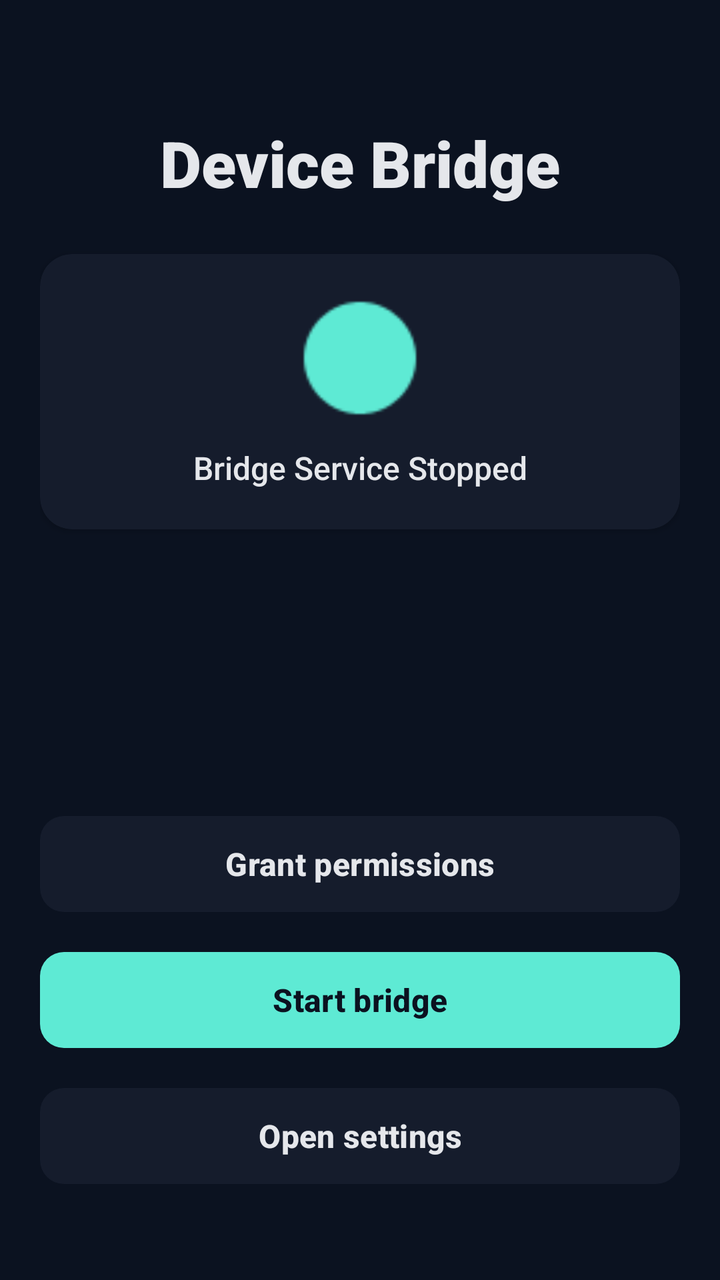
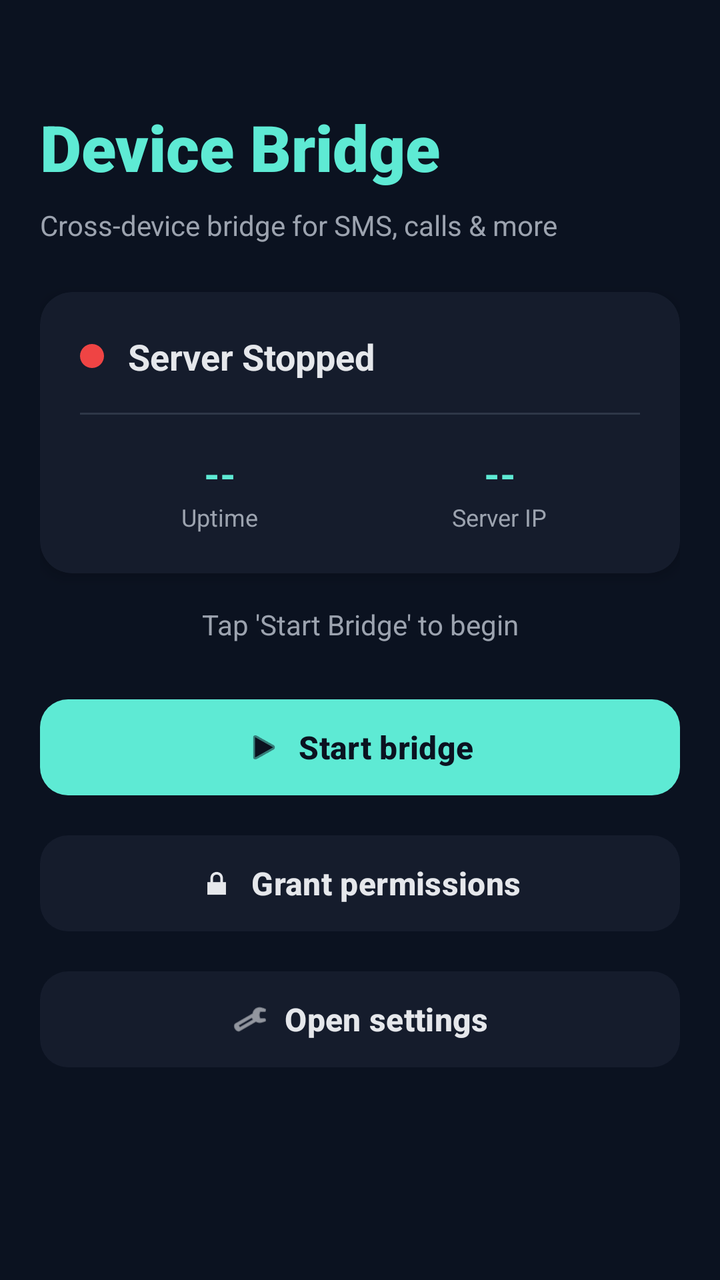

Screens rendered from an Android XML layout before and after an edit, with the pre-edit source and the edit as a unified diff.
<!-- AndroidManifest.xml: application theme Theme.DeviceBridge -->
<!-- res/layout/activity_main.xml -->
<?xml version="1.0" encoding="utf-8"?>
<LinearLayout xmlns:android="http://schemas.android.com/apk/res/android"
    xmlns:app="http://schemas.android.com/apk/res-auto"
    android:layout_width="match_parent"
    android:layout_height="match_parent"
    android:background="@color/bridge_bg"
    android:orientation="vertical"
    android:padding="20dp">

    <TextView
        android:id="@+id/title"
        android:layout_width="match_parent"
        android:layout_height="wrap_content"
        android:layout_marginTop="40dp"
        android:layout_marginBottom="24dp"
        android:gravity="center"
        android:text="@string/app_name"
        android:textColor="@color/bridge_text"
        android:textSize="32sp"
        android:textStyle="bold"
        android:fontFamily="sans-serif-black" />

    
    <com.google.android.material.card.MaterialCardView
        android:layout_width="match_parent"
        android:layout_height="wrap_content"
        android:layout_marginBottom="32dp"
        app:cardCornerRadius="16dp"
        app:cardBackgroundColor="@color/bridge_surface"
        app:strokeWidth="0dp"
        app:cardElevation="2dp">

        <LinearLayout
            android:layout_width="match_parent"
            android:layout_height="wrap_content"
            android:orientation="vertical"
            android:padding="20dp"
            android:gravity="center">

            <ImageView
                android:id="@+id/status_icon"
                android:layout_width="64dp"
                android:layout_height="64dp"
                android:layout_marginBottom="12dp"
                android:src="@android:drawable/presence_online"
                app:tint="@color/bridge_accent" />

            <TextView
                android:id="@+id/status"
                android:layout_width="match_parent"
                android:layout_height="wrap_content"
                android:gravity="center"
                android:text="Bridge Service Stopped"
                android:textColor="@color/bridge_text"
                android:textSize="16sp"
                android:fontFamily="sans-serif-medium" />
        </LinearLayout>
    </com.google.android.material.card.MaterialCardView>

    <View
        android:layout_width="match_parent"
        android:layout_height="0dp"
        android:layout_weight="1" />

    
    <com.google.android.material.button.MaterialButton
        android:id="@+id/grantPermissions"
        android:layout_width="match_parent"
        android:layout_height="56dp"
        android:layout_marginBottom="12dp"
        android:text="@string/grant_permissions"
        android:textSize="16sp"
        android:textStyle="bold"
        app:cornerRadius="12dp"
        app:backgroundTint="@color/bridge_surface"
        android:textColor="@color/bridge_text" />

    <com.google.android.material.button.MaterialButton
        android:id="@+id/startBridge"
        android:layout_width="match_parent"
        android:layout_height="56dp"
        android:layout_marginBottom="12dp"
        android:text="@string/start_bridge"
        android:textSize="16sp"
        android:textStyle="bold"
        app:cornerRadius="12dp"
        app:backgroundTint="@color/bridge_accent"
        android:textColor="@color/bridge_bg" />

    <com.google.android.material.button.MaterialButton
        android:id="@+id/openSettings"
        android:layout_width="match_parent"
        android:layout_height="56dp"
        android:layout_marginBottom="24dp"
        android:text="@string/open_settings"
        android:textSize="16sp"
        android:textStyle="bold"
        app:cornerRadius="12dp"
        app:backgroundTint="@color/bridge_surface"
        android:textColor="@color/bridge_text" />

</LinearLayout>
<!-- resources referenced by this layout -->
<resources>
  <color name="bridge_accent">#5EEAD4</color>
  <color name="bridge_bg">#0B1220</color>
  <color name="bridge_surface">#151C2C</color>
  <color name="bridge_text">#E5E7EB</color>
  <string name="app_name">Device Bridge</string>
  <string name="grant_permissions">Grant permissions</string>
  <string name="open_settings">Open settings</string>
  <string name="start_bridge">Start bridge</string>
  <style name="Theme.DeviceBridge" parent="Theme.Material3.Dark.NoActionBar">
          <item name="colorPrimary">@color/bridge_accent</item>
          <item name="android:statusBarColor">@color/bridge_bg</item>
          <item name="android:navigationBarColor">@color/bridge_bg</item>
          <item name="android:windowBackground">@color/bridge_bg</item>
      </style>
</resources>

<!-- the commit's change to res/layout/activity_main.xml (unified diff, before → after) -->
@@ -1,102 +1,229 @@
 <?xml version="1.0" encoding="utf-8"?>
-<LinearLayout xmlns:android="http://schemas.android.com/apk/res/android"
+<ScrollView xmlns:android="http://schemas.android.com/apk/res/android"
     xmlns:app="http://schemas.android.com/apk/res-auto"
     android:layout_width="match_parent"
     android:layout_height="match_parent"
-    android:background="@color/bridge_bg"
-    android:orientation="vertical"
-    android:padding="20dp">
-
-    <TextView
-        android:id="@+id/title"
+    android:background="@color/bridge_bg">
+
+    <LinearLayout
         android:layout_width="match_parent"
         android:layout_height="wrap_content"
-        android:layout_marginTop="40dp"
-        android:layout_marginBottom="24dp"
-        android:gravity="center"
-        android:text="@string/app_name"
-        android:textColor="@color/bridge_text"
-        android:textSize="32sp"
-        android:textStyle="bold"
-        android:fontFamily="sans-serif-black" />
-
-    
-    <com.google.android.material.card.MaterialCardView
-        android:layout_width="match_parent"
-        android:layout_height="wrap_content"
-        android:layout_marginBottom="32dp"
-        app:cardCornerRadius="16dp"
-        app:cardBackgroundColor="@color/bridge_surface"
-        app:strokeWidth="0dp"
-        app:cardElevation="2dp">
-
-        <LinearLayout
-            android:layout_width="match_parent"
-            android:layout_height="wrap_content"
-            android:orientation="vertical"
-            android:padding="20dp"
-            android:gravity="center">
-
-            <ImageView
-                android:id="@+id/status_icon"
-                android:layout_width="64dp"
-                android:layout_height="64dp"
-                android:layout_marginBottom="12dp"
-                android:src="@android:drawable/presence_online"
-                app:tint="@color/bridge_accent" />
-
-            <TextView
-                android:id="@+id/status"
+        android:orientation="vertical"
+        android:padding="20dp">
+
+        <TextView
+            android:layout_width="match_parent"
+            android:layout_height="wrap_content"
+            android:layout_marginTop="32dp"
+            android:layout_marginBottom="8dp"
+            android:text="@string/app_name"
+            android:textColor="@color/bridge_accent"
+            android:textSize="32sp"
+            android:textStyle="bold"
+            android:fontFamily="sans-serif-black" />
+
+        <TextView
+            android:layout_width="match_parent"
+            android:layout_height="wrap_content"
+            android:layout_marginBottom="24dp"
+            android:text="Cross-device bridge for SMS, calls &amp; more"
+            android:textColor="#9CA3AF"
+            android:textSize="14sp" />
+
+        <com.google.android.material.card.MaterialCardView
+            android:layout_width="match_parent"
+            android:layout_height="wrap_content"
+            android:layout_marginBottom="16dp"
+            app:cardCornerRadius="16dp"
+            app:cardBackgroundColor="@color/bridge_surface"
+            app:strokeWidth="0dp"
+            app:cardElevation="4dp">
+
+            <LinearLayout
                 android:layout_width="match_parent"
                 android:layout_height="wrap_content"
+                android:orientation="vertical"
+                android:padding="20dp">
+
+                <LinearLayout
+                    android:layout_width="match_parent"
+                    android:layout_height="wrap_content"
+                    android:orientation="horizontal"
+                    android:gravity="center_vertical">
+
+                    <View
+                        android:id="@+id/statusDot"
+                        android:layout_width="12dp"
+                        android:layout_height="12dp"
+                        android:background="@drawable/status_dot_red" />
+
+                    <TextView
+                        android:id="@+id/statusLabel"
+                        android:layout_width="0dp"
+                        android:layout_height="wrap_content"
+                        android:layout_weight="1"
+                        android:layout_marginStart="12dp"
+                        android:text="Server Stopped"
+                        android:textColor="@color/bridge_text"
+                        android:textSize="18sp"
+                        android:textStyle="bold" />
+                </LinearLayout>
+
+                <View
+                    android:layout_width="match_parent"
+                    android:layout_height="1dp"
+                    android:background="#2E3748"
+                    android:layout_marginTop="16dp"
+                    android:layout_marginBottom="16dp" />
+
+                <LinearLayout
+                    android:layout_width="match_parent"
+                    android:layout_height="wrap_content"
+                    android:orientation="horizontal"
+                    android:baselineAligned="false">
+
+                    <LinearLayout
+                        android:layout_width="0dp"
+                        android:layout_height="wrap_content"
+                        android:layout_weight="1"
+                        android:orientation="vertical"
+                        android:gravity="center">
+
+                        <TextView
+                            android:id="@+id/statUptime"
+                            android:layout_width="wrap_content"
+                            android:layout_height="wrap_content"
+                            android:text="--"
+                            android:textColor="@color/bridge_accent"
+                            android:textSize="20sp"
+                            android:textStyle="bold" />
+
+                        <TextView
+                            android:layout_width="wrap_content"
+                            android:layout_height="wrap_content"
+                            android:text="Uptime"
+                            android:textColor="#9CA3AF"
+                            android:textSize="12sp" />
+                    </LinearLayout>
+
+                    <LinearLayout
+                        android:layout_width="0dp"
+                        android:layout_height="wrap_content"
+                        android:layout_weight="1"
+                        android:orientation="vertical"
+                        android:gravity="center">
+
+                        <TextView
+                            android:id="@+id/statIP"
+                            android:layout_width="wrap_content"
+                            android:layout_height="wrap_content"
+                            android:text="--"
+                            android:textColor="@color/bridge_accent"
+                            android:textSize="20sp"
+                            android:textStyle="bold" />
+
+                        <TextView
+                            android:layout_width="wrap_content"
+                            android:layout_height="wrap_content"
+                            android:text="Server IP"
+                            android:textColor="#9CA3AF"
+                            android:textSize="12sp" />
+                    </LinearLayout>
+                </LinearLayout>
+
+            </LinearLayout>
+        </com.google.android.material.card.MaterialCardView>
+
+        
+        <com.google.android.material.card.MaterialCardView
+            android:id="@+id/qrCard"
+            android:layout_width="match_parent"
+            android:layout_height="wrap_content"
+            android:layout_marginBottom="16dp"
+            android:visibility="gone"
+            app:cardCornerRadius="16dp"
+            app:cardBackgroundColor="@color/bridge_surface"
+            app:strokeWidth="0dp"
+            app:cardElevation="2dp">
+
+            <LinearLayout
+                android:layout_width="match_parent"
+                android:layout_height="wrap_content"
+                android:orientation="vertical"
                 android:gravity="center"
-                android:text="Bridge Service Stopped"
-                android:textColor="@color/bridge_text"
-                android:textSize="16sp"
-                android:fontFamily="sans-serif-medium" />
-        </LinearLayout>
-    </com.google.android.material.card.MaterialCardView>
-
-    <View
-        android:layout_width="match_parent"
-        android:layout_height="0dp"
-        android:layout_weight="1" />
-
-    
-    <com.google.android.material.button.MaterialButton
-        android:id="@+id/grantPermissions"
-        android:layout_width="match_parent"
-        android:layout_height="56dp"
-        android:layout_marginBottom="12dp"
-        android:text="@string/grant_permissions"
-        android:textSize="16sp"
-        android:textStyle="bold"
-        app:cornerRadius="12dp"
-        app:backgroundTint="@color/bridge_surface"
-        android:textColor="@color/bridge_text" />
-
-    <com.google.android.material.button.MaterialButton
-        android:id="@+id/startBridge"
-        android:layout_width="match_parent"
-        android:layout_height="56dp"
-        android:layout_marginBottom="12dp"
-        android:text="@string/start_bridge"
-        android:textSize="16sp"
-        android:textStyle="bold"
-        app:cornerRadius="12dp"
-        app:backgroundTint="@color/bridge_accent"
-        android:textColor="@color/bridge_bg" />
-
-    <com.google.android.material.button.MaterialButton
-        android:id="@+id/openSettings"
-        android:layout_width="match_parent"
-        android:layout_height="56dp"
-        android:layout_marginBottom="24dp"
-        android:text="@string/open_settings"
-        android:textSize="16sp"
-        android:textStyle="bold"
-        app:cornerRadius="12dp"
-        app:backgroundTint="@color/bridge_surface"
-        android:textColor="@color/bridge_text" />
-
-</LinearLayout>
+                android:padding="20dp">
+
+                <TextView
+                    android:layout_width="wrap_content"
+                    android:layout_height="wrap_content"
+                    android:text="Scan from iOS App"
+                    android:textColor="@color/bridge_text"
+                    android:textSize="16sp"
+                    android:textStyle="bold"
+                    android:layout_marginBottom="12dp" />
+
+                <ImageView
+                    android:id="@+id/qrImage"
+                    android:layout_width="200dp"
+                    android:layout_height="200dp"
+                    android:scaleType="fitCenter" />
+            </LinearLayout>
+        </com.google.android.material.card.MaterialCardView>
+
+        <TextView
+            android:id="@+id/status"
+            android:layout_width="match_parent"
+            android:layout_height="wrap_content"
+            android:layout_marginBottom="24dp"
+            android:text="Tap 'Start Bridge' to begin"
+            android:textColor="#9CA3AF"
+            android:textSize="14sp"
+            android:gravity="center" />
+
+        <com.google.android.material.button.MaterialButton
+            android:id="@+id/startBridge"
+            android:layout_width="match_parent"
+            android:layout_height="56dp"
+            android:layout_marginBottom="12dp"
+            android:text="@string/start_bridge"
+            android:textSize="16sp"
+            android:textStyle="bold"
+            app:cornerRadius="14dp"
+            app:backgroundTint="@color/bridge_accent"
+            android:textColor="@color/bridge_bg"
+            app:icon="@android:drawable/ic_media_play"
+            app:iconGravity="textStart"
+            app:iconTint="@color/bridge_bg" />
+
+        <com.google.android.material.button.MaterialButton
+            android:id="@+id/grantPermissions"
+            android:layout_width="match_parent"
+            android:layout_height="56dp"
+            android:layout_marginBottom="12dp"
+            android:text="@string/grant_permissions"
+            android:textSize="16sp"
+            android:textStyle="bold"
+            app:cornerRadius="14dp"
+            app:backgroundTint="@color/bridge_surface"
+            android:textColor="@color/bridge_text"
+            app:icon="@android:drawable/ic_lock_lock"
+            app:iconGravity="textStart"
+            app:iconTint="@color/bridge_text" />
+
+        <com.google.android.material.button.MaterialButton
+            android:id="@+id/openSettings"
+            android:layout_width="match_parent"
+            android:layout_height="56dp"
+            android:layout_marginBottom="24dp"
+            android:text="@string/open_settings"
+            android:textSize="16sp"
+            android:textStyle="bold"
+            app:cornerRadius="14dp"
+            app:backgroundTint="@color/bridge_surface"
+            android:textColor="@color/bridge_text"
+            app:icon="@android:drawable/ic_menu_preferences"
+            app:iconGravity="textStart"
+            app:iconTint="@color/bridge_text" />
+
+    </LinearLayout>
+</ScrollView>
<!-- resource entries referenced after the edit -->
@@ -4,6 +4,12 @@
   <color name="bridge_bg">#0B1220</color>
   <color name="bridge_surface">#151C2C</color>
   <color name="bridge_text">#E5E7EB</color>
+  <!-- drawable status_dot_red (drawable) -->
+  <?xml version="1.0" encoding="utf-8"?>
+  <shape xmlns:android="http://schemas.android.com/apk/res/android" android:shape="oval">
+      <solid android:color="#EF4444" />
+      <size android:width="12dp" android:height="12dp" />
+  </shape>
   <string name="app_name">Device Bridge</string>
   <string name="grant_permissions">Grant permissions</string>
   <string name="open_settings">Open settings</string>
